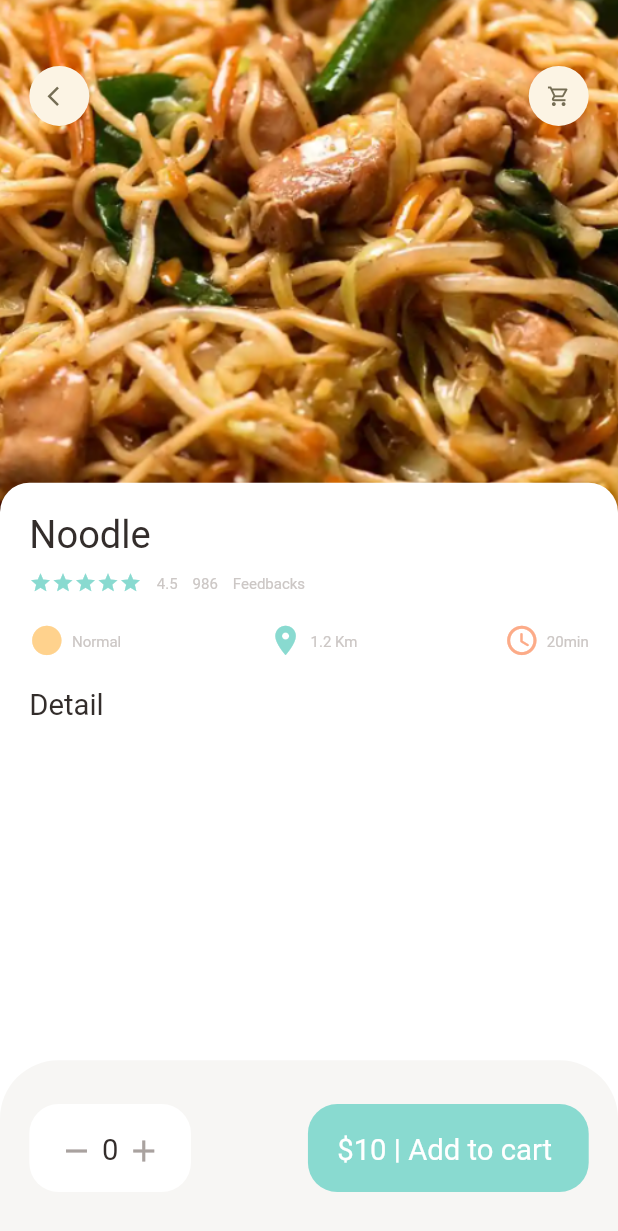
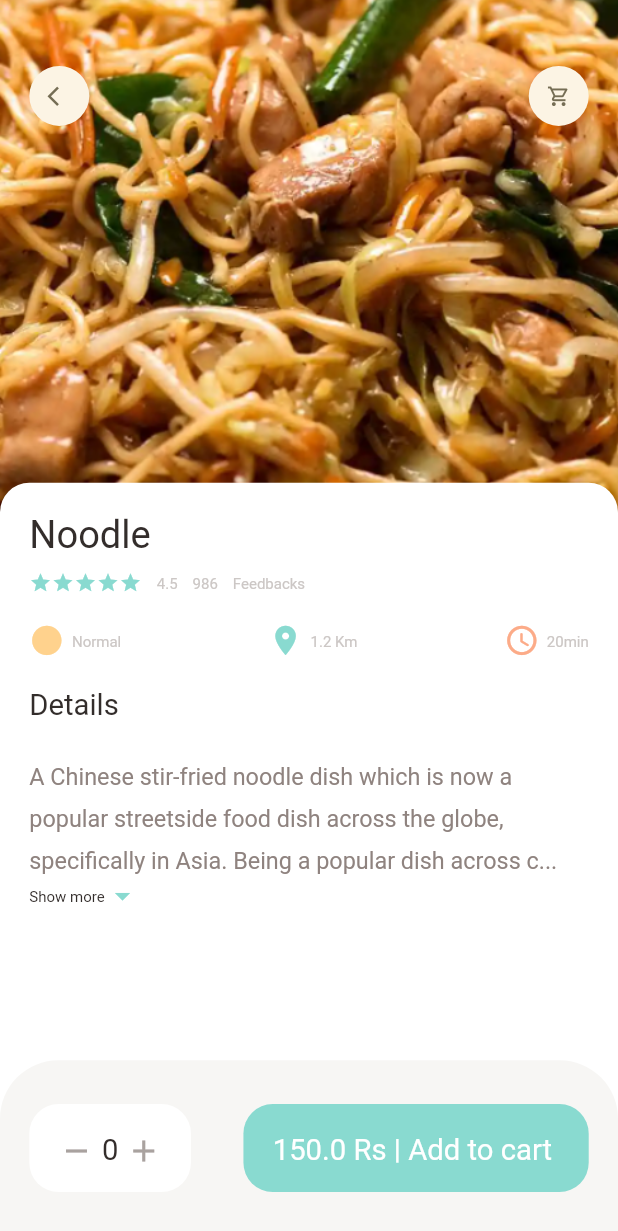
Before and after one commit to Anjeelchaudhary/E-commersApplication-_Foodie-, a Flutter app: the screen it shows after launch, on a phone screen of 412 x 824 dp. Shown: the top 1231 px of the screen. Run offline on Flutter 3.47's test engine with Material 2 defaults, Android fonts, the phone set to English and light mode, and no system bars; our stand-ins replace dots_indicator, get; missing offline and left inert: dart:ffi.

Commit message:
:memo: Detailing property is managed
height,color,scrolling,collapsing is added in detailing of iteam

```diff
--- a/lib/pages/food/popular_food_detail.dart
+++ b/lib/pages/food/popular_food_detail.dart
@@ -4,6 +4,7 @@ import 'package:flutter_ecommers_app/utils/colors.dart';
 import 'package:flutter_ecommers_app/utils/dimensions.dart';
 import 'package:flutter_ecommers_app/widgets/app_column.dart';
 import 'package:flutter_ecommers_app/widgets/big_text.dart';
+import 'package:flutter_ecommers_app/widgets/expandable_text_widget.dart';
 //import 'package:flutter_ecommers_app/widgets/big_text.dart';
 //import 'package:flutter_ecommers_app/widgets/icon_and_text_widget.dart';
 //import 'package:flutter_ecommers_app/widgets/small_text.dart';
@@ -69,12 +70,20 @@ class PopularFoodDetail extends StatelessWidget {
                     SizedBox(
                       height: Dimensions.height20,
                     ),
-                    BigText(text: "Detail")
+                    BigText(text: "Details"),
+                    SizedBox(
+                      height: Dimensions.height20,
+                    ),
+                    Expanded(
+                      child: SingleChildScrollView(
+                        child: ExpandableTextWidget(
+                            text:
+                                "A Chinese stir-fried noodle dish which is now a popular streetside food dish across the globe, specifically in Asia. Being a popular dish across countries, Chow mein is made in different ways with many different variations in different places, this one here is the quickest and easiest chowmein recipe, made under 30 minutes. Serve as a brunch or breakfast that kids would just love. You can also serve this as an evening snack or a side for an oriental dinner."),
+                      ),
+                    )
                   ],
                 )),
           )
-          //Expandable widgets
-
         ],
       ),
       bottomNavigationBar: Container(
@@ -130,7 +139,7 @@ class PopularFoodDetail extends StatelessWidget {
                   left: Dimensions.width20,
                   right: Dimensions.width20),
               child: BigText(
-                text: "\$10 | Add to cart ",
+                text: "150.0 Rs | Add to cart ",
                 color: Colors.white,
               ),
               decoration: BoxDecoration(
--- a/lib/utils/dimensions.dart
+++ b/lib/utils/dimensions.dart
@@ -25,6 +25,7 @@ class Dimensions {
   static double width30 = screenHeight / 28.13;
 
   //font  size
+  static double font16 = screenHeight / 52.75;
   static double font20 = screenHeight / 42.2;
   static double font26 = screenHeight / 32.46;
 
--- a/lib/widgets/expandable_text_widget.dart
+++ b/lib/widgets/expandable_text_widget.dart
@@ -1,7 +1,9 @@
 import 'dart:ffi';
 
 import 'package:flutter/material.dart';
+import 'package:flutter_ecommers_app/utils/colors.dart';
 import 'package:flutter_ecommers_app/utils/dimensions.dart';
+import 'package:flutter_ecommers_app/widgets/small_text.dart';
 
 class ExpandableTextWidget extends StatefulWidget {
   final String text;
@@ -34,11 +36,49 @@ class _ExpandableTextWidgetState extends State<ExpandableTextWidget> {
       firstHalf = widget.text.substring(0, textHeight.toInt());
       secondHalf =
           widget.text.substring(textHeight.toInt() + 1, widget.text.length);
+    } else {
+      firstHalf = widget.text;
+      secondHalf = " ";
     }
   }
 
   @override
   Widget build(BuildContext context) {
-    return Container();
+    return Container(
+      child: secondHalf.isEmpty
+          ? SmallText(size: Dimensions.font16, text: firstHalf)
+          : Column(
+              children: [
+                SmallText(
+                    height: 1.8,
+                    color: AppColors.paraColor,
+                    size: Dimensions.font16,
+                    text: hiddenText
+                        ? (firstHalf + "...")
+                        : (firstHalf + secondHalf)),
+                InkWell(
+                  onTap: () {
+                    setState(() {
+                      hiddenText = !hiddenText;
+                    });
+                  },
+                  child: Row(
+                    children: [
+                      SmallText(
+                        text: "Show more",
+                        color: AppColors.mainBlackColor,
+                      ),
+                      Icon(
+                        hiddenText
+                            ? Icons.arrow_drop_down
+                            : Icons.arrow_drop_up,
+                        color: AppColors.mainColor,
+                      )
+                    ],
+                  ),
+                )
+              ],
+            ),
+    );
   }
 }
```
